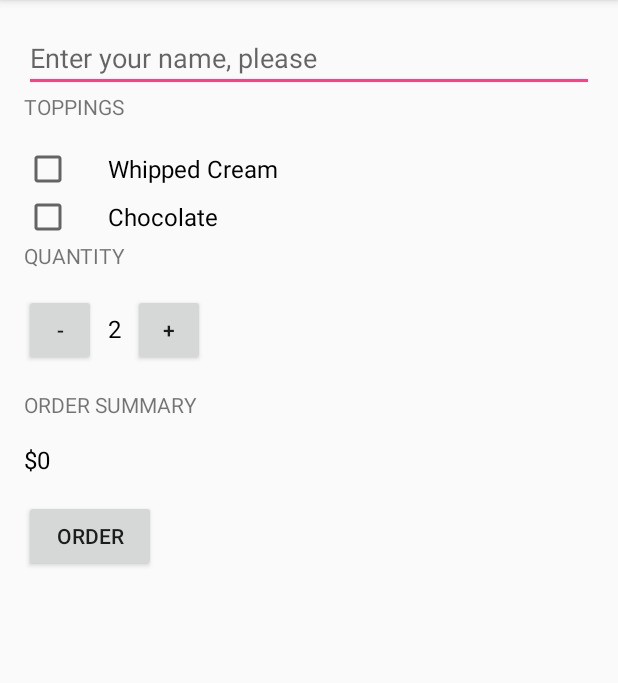
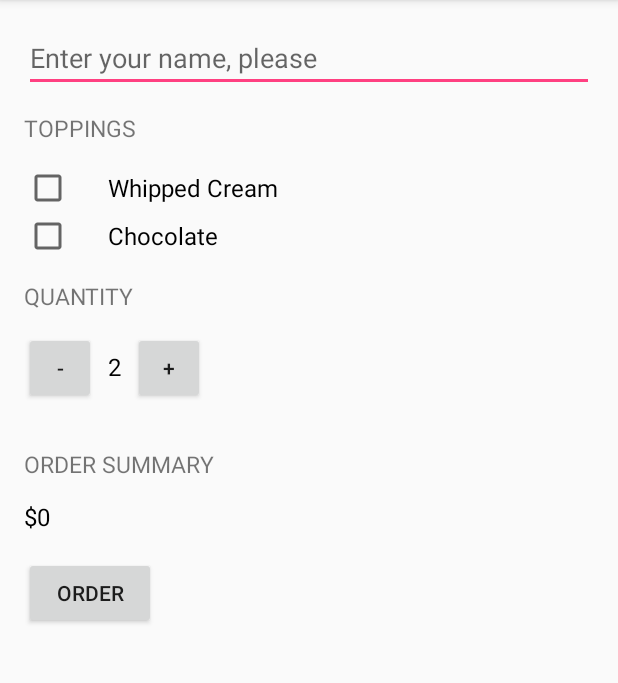
Before and after one commit to diegohdez90/JustJava, an Android app: the screen it shows after launch (MainActivity), on a phone screen of 412 x 824 dp, the part 84-767 px from its top. Run offline under Robolectric (Android 15) with nearby library versions, the phone set to English and light mode, and no system bars.

Commit message:
refactor(activity_main): update properties for text views
add styles for text views

```diff
--- a/app/src/main/res/layout/activity_main.xml
+++ b/app/src/main/res/layout/activity_main.xml
@@ -20,11 +20,8 @@
             android:inputType="textCapWords"/>
         <TextView
             android:id="@+id/toppins_text_view"
-            android:layout_width="wrap_content"
-            android:layout_height="wrap_content"
-            android:layout_marginBottom="16dp"
-            android:text="@string/toppings"
-            android:textAllCaps="true"/>
+            style="@style/HeaderTextStyle"
+            android:text="@string/toppings" />
         <LinearLayout
             android:layout_width="match_parent"
             android:layout_height="wrap_content"
@@ -47,11 +44,9 @@
 
         <TextView
             android:id="@+id/textView"
-            android:layout_width="wrap_content"
-            android:layout_height="wrap_content"
-            android:layout_marginBottom="16dp"
+            style="@style/HeaderTextStyle"
             android:text="@string/quantity"
-            android:textAllCaps="true"/>
+            />
 
         <LinearLayout
             android:layout_width="wrap_content"
@@ -86,13 +81,10 @@
 
         <TextView
             android:id="@+id/order_summary"
-            android:layout_width="wrap_content"
-            android:layout_height="wrap_content"
+            style="@style/HeaderTextStyle"
             android:layout_below="@+id/decrementButton"
             android:layout_alignParentLeft="true"
             android:layout_alignParentStart="true"
-            android:layout_marginBottom="16dp"
-            android:textAllCaps="true"
             android:text="@string/order_summary" />
 
         <TextView
```
